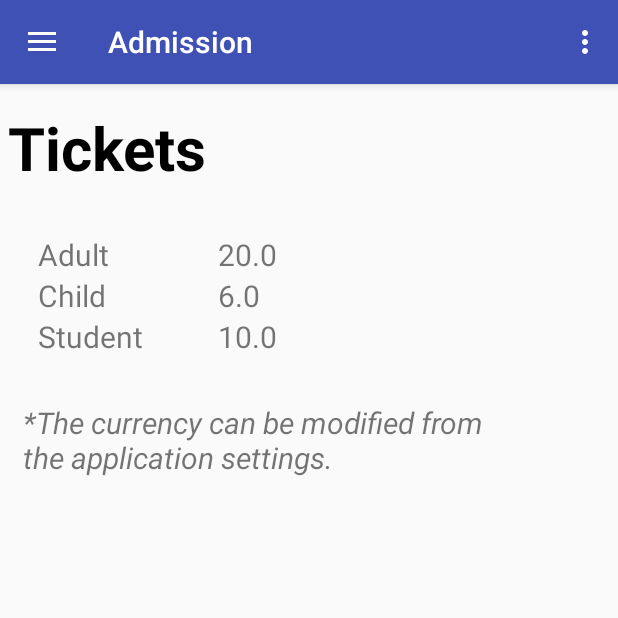
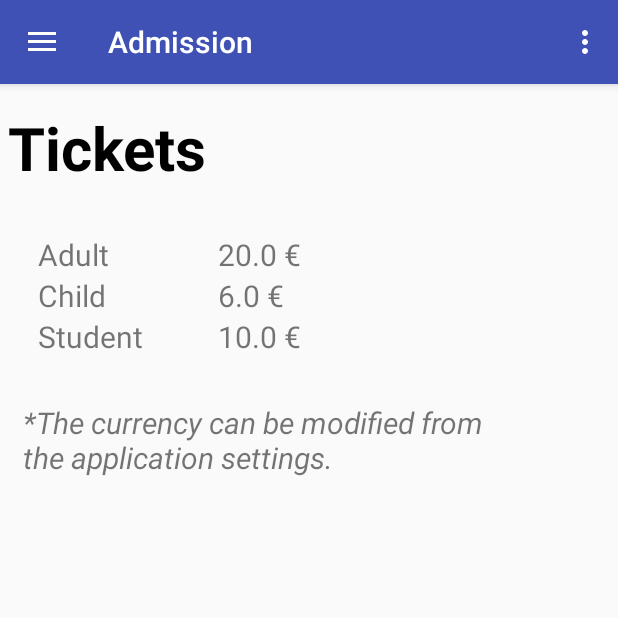
Before and after one commit to AantonM/art_without_frontiers, an Android app: the TicketsActivity screen opened directly, with no data from a screen before it, on a phone screen of 412 x 824 dp, the top half of it. Run offline under Robolectric (Android 15) with nearby library versions, the phone set to English and light mode, and no system bars; pictures from the network do not load.

Commit message:
A-19: Implement offline tickets currency change.

```diff
--- a/bg69xx/app/src/main/java/com/cet325/bg69xx/TicketsActivity.java
+++ b/bg69xx/app/src/main/java/com/cet325/bg69xx/TicketsActivity.java
@@ -1,12 +1,20 @@
 package com.cet325.bg69xx;
 
 import android.content.SharedPreferences;
+import android.content.res.Resources;
 import android.os.Bundle;
 import android.preference.PreferenceManager;
+import android.view.View;
 import android.widget.TextView;
 import android.widget.Toast;
 
+import com.google.gson.Gson;
+
+import java.io.InputStream;
+
 public class TicketsActivity extends BaseFrameActivity {
+
+    private String currentCurrency;
 
     /***
      * Method called when this activity is created that set up the layout.
@@ -42,19 +50,28 @@ public class TicketsActivity extends BaseFrameActivity {
     private double checkCurrency() {
         SharedPreferences preferences = PreferenceManager.getDefaultSharedPreferences(this);
         String defaultCurrency = getString(R.string.default_currency);
-        String currentCurrency = preferences.getString("pref_currency", "");
+        currentCurrency = preferences.getString("pref_currency", "");
+        //default currency rate if the currency we try to exchange the currency to itself. E.g. EUR->EUR = 1.00
         double currentCurrencyRates = 1.0;
 
+        //get currency from API
         if(!currentCurrency.equals(defaultCurrency))
         {
+            TextView offlineMsg = (TextView) findViewById(R.id.offlineText);
             CurrencyHttpClient getCurrencyRatesRequest = new CurrencyHttpClient(defaultCurrency);
             currentCurrencyRates = getCurrencyRatesRequest.getCurrencyRate(currentCurrency);
+            offlineMsg.setVisibility(View.INVISIBLE);
+
+            //if the API returns 0.0 (offline or down) use predefined currency rates
+            if(currentCurrencyRates == 0.0){
+                int jsonFileId = this.getResources().getIdentifier(defaultCurrency.toLowerCase(), "raw", this.getPackageName());
+                currentCurrencyRates = getCurrencyRatesRequest.getOfflineCurrencyRate(getResources().openRawResource(jsonFileId),currentCurrency);
+
+                offlineMsg.setVisibility(View.VISIBLE);
+            }
         }
-
-        Toast.makeText(this, "The rate: " + defaultCurrency + "-" + currentCurrency + " is: " + currentCurrencyRates, Toast.LENGTH_SHORT).show();
         return currentCurrencyRates;
     }
-
 
     private void calculateTicketPriceCurrencyRate() {
     }
@@ -70,6 +87,9 @@ public class TicketsActivity extends BaseFrameActivity {
         TextView txtChildTicketPrice = (TextView)findViewById(R.id.txtChild);
         TextView txtStudentTicketPrice = (TextView)findViewById(R.id.txtStudent);
 
+        int currencySignID = this.getResources().getIdentifier(currentCurrency.toLowerCase(), "string", this.getPackageName());
+        String currencySign = getString(currencySignID);
+
         //get and calculate adult ticket price
         double adultTicketPrice = Double.valueOf(getString(R.string.adult_ticket_price)) * currencyRate;
         double defaultChildPercentageDiscount = Double.valueOf(getString(R.string.child_discount_percentage));
@@ -77,9 +97,9 @@ public class TicketsActivity extends BaseFrameActivity {
         double defaultStudentPercentageDiscount = Double.valueOf(getString(R.string.student_discount_percentage));
         double studentTicketPrice = calculateDiscountTicketPrice(defaultStudentPercentageDiscount, adultTicketPrice);
 
-        txtAdultTicketPrice.setText(String.valueOf(round(adultTicketPrice)));
-        txtChildTicketPrice.setText(String.valueOf(round(childTicketPrice)));
-        txtStudentTicketPrice.setText(String.valueOf(round(studentTicketPrice)));
+        txtAdultTicketPrice.setText(String.valueOf(round(adultTicketPrice)) + " " +currencySign);
+        txtChildTicketPrice.setText(String.valueOf(round(childTicketPrice))+ " " +currencySign);
+        txtStudentTicketPrice.setText(String.valueOf(round(studentTicketPrice))+ " " +currencySign);
     }
 
     private double round(double number){
--- a/bg69xx/app/src/main/res/layout/activity_tickets.xml
+++ b/bg69xx/app/src/main/res/layout/activity_tickets.xml
@@ -104,4 +104,21 @@
         android:textSize="20sp"
         android:textStyle="italic" />
 
+    <TextView
+        android:id="@+id/offlineText"
+        android:layout_width="wrap_content"
+        android:layout_height="wrap_content"
+        android:layout_alignParentBottom="true"
+        android:layout_centerVertical="false"
+        android:gravity="center"
+        android:layout_marginLeft="10dp"
+        android:layout_marginRight="10dp"
+        android:layout_marginBottom="20dp"
+        android:text="You are currently offline and the application is using the default currency rates."
+        android:textAlignment="center"
+        android:textColor="#A8190A"
+        android:textSize="20sp"
+        android:textStyle="italic"
+        android:visibility="invisible"/>
+
 </RelativeLayout>
--- a/bg69xx/app/src/main/res/values/tickets.xml
+++ b/bg69xx/app/src/main/res/values/tickets.xml
@@ -10,9 +10,9 @@
     <string name="default_currency">EUR</string>
 
     <!--Currency Signs-->
-    <string name="EUR">€</string>
-    <string name="GBP">£</string>
-    <string name="USD">$</string>
+    <string name="eur">€</string>
+    <string name="gbp">£</string>
+    <string name="usd">$</string>
 
     <!--tickets prices and discounts-->
     <string name="adult_ticket_price">20.00</string>
```
Also changed, not shown: bg69xx/app/src/main/java/com/cet325/bg69xx/CurrencyHttpClient.java (+25 -0 lines).
